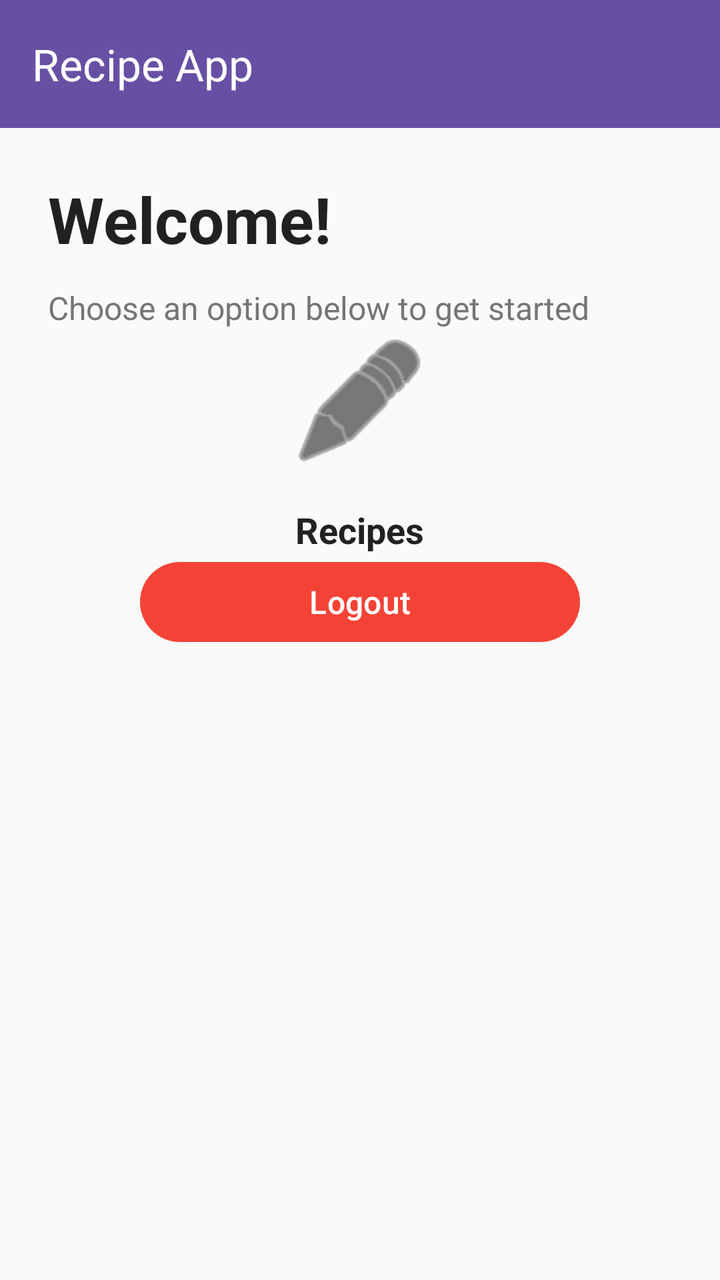
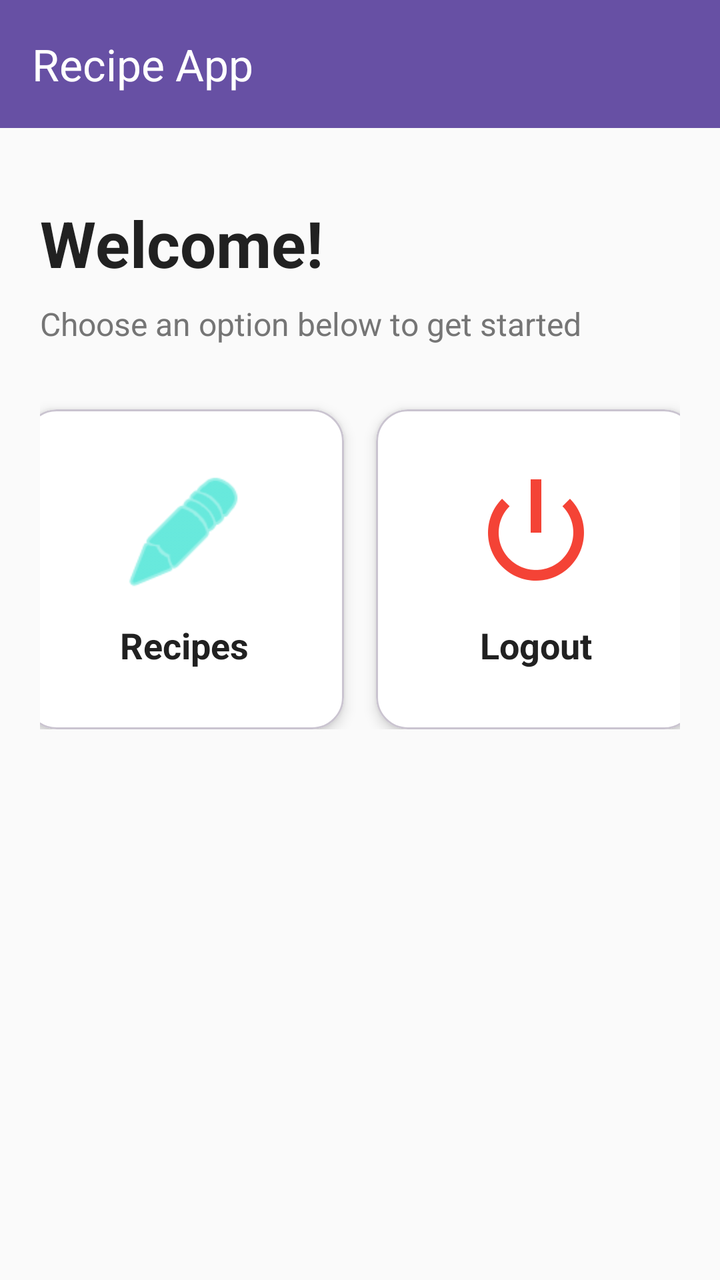

Screens rendered from an Android XML layout before and after an edit, with the pre-edit source and the edit as a unified diff.
<!-- AndroidManifest.xml: application theme Theme.MyApplication_MainMenu1 -->
<!-- res/layout/activity_admin_main.xml -->
<?xml version="1.0" encoding="utf-8"?>
<androidx.coordinatorlayout.widget.CoordinatorLayout
    xmlns:android="http://schemas.android.com/apk/res/android"
    xmlns:app="http://schemas.android.com/apk/res-auto"
    xmlns:tools="http://schemas.android.com/tools"
    android:layout_width="match_parent"
    android:layout_height="match_parent"
    android:background="@color/background"
    tools:context=".AdminMainActivity">

    
    <com.google.android.material.appbar.AppBarLayout
        android:layout_width="match_parent"
        android:layout_height="wrap_content"
        android:elevation="0dp"
        android:theme="@style/ThemeOverlay.AppCompat.Dark.ActionBar">

        <com.google.android.material.appbar.MaterialToolbar
            android:id="@+id/toolbar"
            android:layout_width="match_parent"
            android:layout_height="?attr/actionBarSize"
            android:background="?attr/colorPrimary"
            app:title="@string/app_name"
            app:titleTextColor="@color/white"/>
    </com.google.android.material.appbar.AppBarLayout>

    
    <androidx.core.widget.NestedScrollView
        android:layout_width="match_parent"
        android:layout_height="match_parent"
        app:layout_behavior="@string/appbar_scrolling_view_behavior">

        <androidx.constraintlayout.widget.ConstraintLayout
            android:layout_width="match_parent"
            android:layout_height="wrap_content"
            android:minHeight="20dp"
            android:padding="24dp">

            
            <TextView
                android:id="@+id/tvWelcome"
                android:layout_width="0dp"
                android:layout_height="wrap_content"
                android:text="@string/welcome"
                android:textColor="@color/text_primary"
                android:textSize="32sp"
                android:textStyle="bold"
                app:layout_constraintTop_toTopOf="parent"
                app:layout_constraintStart_toStartOf="parent"
                app:layout_constraintEnd_toEndOf="parent"/>

            
            <TextView
                android:id="@+id/tvSubtitle"
                android:layout_width="0dp"
                android:layout_height="wrap_content"
                android:layout_marginTop="12dp"
                android:text="@string/choose_an_option_below_to_get_started"
                android:textColor="@color/text_secondary"
                android:textSize="16sp"
                app:layout_constraintTop_toBottomOf="@id/tvWelcome"
                app:layout_constraintStart_toStartOf="parent"
                app:layout_constraintEnd_toEndOf="parent"/>

            
            <LinearLayout
                android:id="@+id/btnAdminRecipes"
                android:layout_width="wrap_content"
                android:layout_height="wrap_content"
                android:orientation="vertical"
                android:gravity="center"
                app:layout_constraintTop_toBottomOf="@id/tvSubtitle"
                app:layout_constraintBottom_toTopOf="@id/btnLogout"
                app:layout_constraintStart_toStartOf="parent"
                app:layout_constraintEnd_toEndOf="parent">

                <ImageView
                    android:layout_width="72dp"
                    android:layout_height="72dp"
                    android:contentDescription="@string/recipes"
                    android:src="@android:drawable/ic_menu_edit"
                    app:tint="@color/text_primary"/>

                <TextView
                    android:layout_width="wrap_content"
                    android:layout_height="wrap_content"
                    android:layout_marginTop="16dp"
                    android:text="@string/recipes"
                    android:textSize="18sp"
                    android:textStyle="bold"
                    android:textColor="@color/text_primary"/>
            </LinearLayout>

            
            <com.google.android.material.button.MaterialButton
                android:id="@+id/btnLogout"
                android:layout_width="220dp"
                android:layout_height="48dp"
                android:layout_marginBottom="32dp"
                android:text="@string/logout"
                android:textAllCaps="false"
                android:textColor="@color/white"
                android:textSize="16sp"
                app:backgroundTint="@color/error"
                app:cornerRadius="24dp"
                app:layout_constraintBottom_toBottomOf="parent"
                app:layout_constraintStart_toStartOf="parent"
                app:layout_constraintEnd_toEndOf="parent"/>

        </androidx.constraintlayout.widget.ConstraintLayout>

    </androidx.core.widget.NestedScrollView>

</androidx.coordinatorlayout.widget.CoordinatorLayout>
<!-- resources referenced by this layout -->
<resources>
  <color name="background">#FAFAFA</color>
  <color name="error">#F44336</color>
  <color name="text_primary">#212121</color>
  <color name="text_secondary">#757575</color>
  <color name="white">#FFFFFFFF</color>
  <string name="app_name">Recipe App</string>
  <string name="choose_an_option_below_to_get_started">Choose an option below to get started</string>
  <string name="logout">Logout</string>
  <string name="recipes">Recipes</string>
  <string name="welcome">Welcome!</string>
  <style name="Theme.MyApplication_MainMenu1" parent="Base.Theme.MyApplication_MainMenu1" />
  <style name="Base.Theme.MyApplication_MainMenu1" parent="Theme.Material3.DayNight.NoActionBar">
          
          
      </style>
</resources>

<!-- the commit's change to res/layout/activity_admin_main.xml (unified diff, before → after) -->
@@ -1,19 +1,16 @@
 <?xml version="1.0" encoding="utf-8"?>
-<androidx.coordinatorlayout.widget.CoordinatorLayout
-    xmlns:android="http://schemas.android.com/apk/res/android"
+<androidx.coordinatorlayout.widget.CoordinatorLayout xmlns:android="http://schemas.android.com/apk/res/android"
     xmlns:app="http://schemas.android.com/apk/res-auto"
-    xmlns:tools="http://schemas.android.com/tools"
     android:layout_width="match_parent"
     android:layout_height="match_parent"
-    android:background="@color/background"
-    tools:context=".AdminMainActivity">
+    android:background="@color/background">
 
     
     <com.google.android.material.appbar.AppBarLayout
         android:layout_width="match_parent"
         android:layout_height="wrap_content"
-        android:elevation="0dp"
-        android:theme="@style/ThemeOverlay.AppCompat.Dark.ActionBar">
+        android:theme="@style/ThemeOverlay.AppCompat.Dark.ActionBar"
+        android:elevation="0dp">
 
         <com.google.android.material.appbar.MaterialToolbar
             android:id="@+id/toolbar"
@@ -21,10 +18,9 @@
             android:layout_height="?attr/actionBarSize"
             android:background="?attr/colorPrimary"
             app:title="@string/app_name"
-            app:titleTextColor="@color/white"/>
+            app:titleTextColor="@color/white" />
     </com.google.android.material.appbar.AppBarLayout>
 
-    
     <androidx.core.widget.NestedScrollView
         android:layout_width="match_parent"
         android:layout_height="match_parent"
@@ -33,8 +29,7 @@
         <androidx.constraintlayout.widget.ConstraintLayout
             android:layout_width="match_parent"
             android:layout_height="wrap_content"
-            android:minHeight="20dp"
-            android:padding="24dp">
+            android:padding="20dp">
 
             
             <TextView
@@ -42,70 +37,110 @@
                 android:layout_width="0dp"
                 android:layout_height="wrap_content"
                 android:text="@string/welcome"
-                android:textColor="@color/text_primary"
                 android:textSize="32sp"
                 android:textStyle="bold"
+                android:textColor="@color/text_primary"
+                android:layout_marginTop="16dp"
                 app:layout_constraintTop_toTopOf="parent"
                 app:layout_constraintStart_toStartOf="parent"
-                app:layout_constraintEnd_toEndOf="parent"/>
+                app:layout_constraintEnd_toEndOf="parent" />
 
             
             <TextView
                 android:id="@+id/tvSubtitle"
                 android:layout_width="0dp"
                 android:layout_height="wrap_content"
-                android:layout_marginTop="12dp"
                 android:text="@string/choose_an_option_below_to_get_started"
+                android:textSize="16sp"
                 android:textColor="@color/text_secondary"
-                android:textSize="16sp"
+                android:layout_marginTop="8dp"
                 app:layout_constraintTop_toBottomOf="@id/tvWelcome"
                 app:layout_constraintStart_toStartOf="parent"
-                app:layout_constraintEnd_toEndOf="parent"/>
+                app:layout_constraintEnd_toEndOf="parent" />
 
             
-            <LinearLayout
-                android:id="@+id/btnAdminRecipes"
-                android:layout_width="wrap_content"
-                android:layout_height="wrap_content"
-                android:orientation="vertical"
-                android:gravity="center"
+            <com.google.android.material.card.MaterialCardView
+                android:id="@+id/cardAdminRecipes"
+                android:layout_width="0dp"
+                android:layout_height="160dp"
+                android:layout_marginTop="32dp"
+                android:layout_marginEnd="8dp"
+                app:cardCornerRadius="16dp"
+                app:cardElevation="4dp"
+                app:cardBackgroundColor="@color/surface"
+                android:foreground="?attr/selectableItemBackgroundBorderless"
                 app:layout_constraintTop_toBottomOf="@id/tvSubtitle"
-                app:layout_constraintBottom_toTopOf="@id/btnLogout"
                 app:layout_constraintStart_toStartOf="parent"
-                app:layout_constraintEnd_toEndOf="parent">
+                app:layout_constraintEnd_toStartOf="@id/cardAdminLogout"
+                app:layout_constraintDimensionRatio="1:1">
 
-                <ImageView
-                    android:layout_width="72dp"
-                    android:layout_height="72dp"
-                    android:contentDescription="@string/recipes"
-                    android:src="@android:drawable/ic_menu_edit"
-                    app:tint="@color/text_primary"/>
+                <LinearLayout
+                    android:layout_width="match_parent"
+                    android:layout_height="match_parent"
+                    android:gravity="center"
+                    android:orientation="vertical"
+                    android:padding="16dp">
 
-                <TextView
-                    android:layout_width="wrap_content"
-                    android:layout_height="wrap_content"
-                    android:layout_marginTop="16dp"
-                    android:text="@string/recipes"
-                    android:textSize="18sp"
-                    android:textStyle="bold"
-                    android:textColor="@color/text_primary"/>
-            </LinearLayout>
+                    <ImageView
+                        android:layout_width="64dp"
+                        android:layout_height="64dp"
+                        android:src="@android:drawable/ic_menu_edit"
+                        app:tint="@color/accent"
+                        android:contentDescription="@string/recipes" />
+
+                    <TextView
+                        android:layout_width="wrap_content"
+                        android:layout_height="wrap_content"
+                        android:layout_marginTop="12dp"
+                        android:text="@string/recipes"
+                        android:textSize="18sp"
+                        android:textStyle="bold"
+                        android:textColor="@color/text_primary" />
+                </LinearLayout>
+
+            </com.google.android.material.card.MaterialCardView>
 
             
-            <com.google.android.material.button.MaterialButton
-                android:id="@+id/btnLogout"
-                android:layout_width="220dp"
-                android:layout_height="48dp"
-                android:layout_marginBottom="32dp"
-                android:text="@string/logout"
-                android:textAllCaps="false"
-                android:textColor="@color/white"
-                android:textSize="16sp"
-                app:backgroundTint="@color/error"
-                app:cornerRadius="24dp"
-                app:layout_constraintBottom_toBottomOf="parent"
-                app:layout_constraintStart_toStartOf="parent"
-                app:layout_constraintEnd_toEndOf="parent"/>
+            <com.google.android.material.card.MaterialCardView
+                android:id="@+id/cardAdminLogout"
+                android:layout_width="0dp"
+                android:layout_height="160dp"
+                android:layout_marginTop="32dp"
+                android:layout_marginStart="8dp"
+                app:cardCornerRadius="16dp"
+                app:cardElevation="4dp"
+                app:cardBackgroundColor="@color/surface"
+                android:foreground="?attr/selectableItemBackgroundBorderless"
+                app:layout_constraintTop_toBottomOf="@id/tvSubtitle"
+                app:layout_constraintStart_toEndOf="@id/cardAdminRecipes"
+                app:layout_constraintEnd_toEndOf="parent"
+                app:layout_constraintDimensionRatio="1:1">
+
+                <LinearLayout
+                    android:layout_width="match_parent"
+                    android:layout_height="match_parent"
+                    android:gravity="center"
+                    android:orientation="vertical"
+                    android:padding="16dp">
+
+                    <ImageView
+                        android:layout_width="64dp"
+                        android:layout_height="64dp"
+                        android:src="@android:drawable/ic_lock_power_off"
+                        app:tint="@color/error"
+                        android:contentDescription="@string/logout" />
+
+                    <TextView
+                        android:layout_width="wrap_content"
+                        android:layout_height="wrap_content"
+                        android:layout_marginTop="12dp"
+                        android:text="@string/logout"
+                        android:textSize="18sp"
+                        android:textStyle="bold"
+                        android:textColor="@color/text_primary" />
+                </LinearLayout>
+
+            </com.google.android.material.card.MaterialCardView>
 
         </androidx.constraintlayout.widget.ConstraintLayout>
 
<!-- resource entries referenced after the edit -->
@@ -1,7 +1,9 @@
 <!-- resources referenced by this layout -->
 <resources>
+  <color name="accent">#03DAC5</color>
   <color name="background">#FAFAFA</color>
   <color name="error">#F44336</color>
+  <color name="surface">#FFFFFF</color>
   <color name="text_primary">#212121</color>
   <color name="text_secondary">#757575</color>
   <color name="white">#FFFFFFFF</color>
